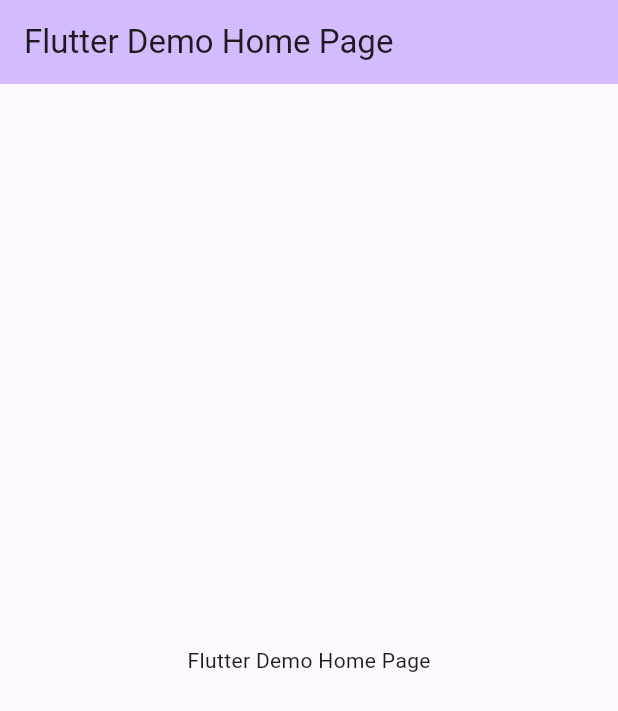
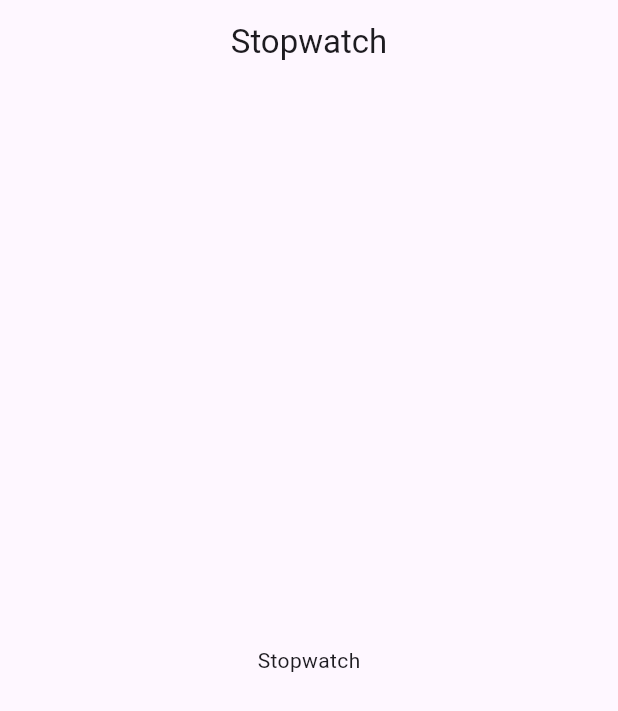
Before and after one commit to BulcsuFarmasi/stopwatch, a Flutter app: the screen it shows after launch, on a phone screen of 412 x 824 dp. Shown: the top 711 px of the screen. Run offline on Flutter 3.47's test engine with Material 3 defaults, Android fonts, the phone set to English and light mode, and no system bars.

Commit message:
feat: set up skeleton

```diff
--- /dev/null
+++ b/lib/app/app.dart
@@ -0,0 +1,14 @@
+import 'package:flutter/material.dart';
+import 'package:stopwatch/features/stopwatch/view/stopwatch_screen.dart';
+
+class StopwatchApp extends StatelessWidget {
+  const StopwatchApp({super.key});
+  @override
+  Widget build(BuildContext context) {
+    return MaterialApp(
+      title: 'Flutter Demo',
+      theme: ThemeData(colorScheme: .fromSeed(seedColor: Colors.deepPurple)),
+      home: StopwatchScreen( ),
+    );
+  }
+}
--- /dev/null
+++ b/lib/features/stopwatch/view/stopwatch_screen.dart
@@ -0,0 +1,13 @@
+import 'package:flutter/material.dart';
+
+class StopwatchScreen extends StatelessWidget {
+  const new({super.key});
+
+  @override
+  Widget build(BuildContext context) {
+    return Scaffold(
+      appBar: AppBar(title: const Text("Stopwatch"), centerTitle: true),
+      body: const Center(child: Center(child: Text("Stopwatch"))),
+    );
+  }
+}
--- a/lib/main.dart
+++ b/lib/main.dart
@@ -1,34 +1,6 @@
 import 'package:flutter/material.dart';
+import 'package:stopwatch/app/app.dart';
 
 void main() {
-  runApp(const MyApp());
+  runApp(const StopwatchApp());
 }
-
-class MyApp extends StatelessWidget {
-  const MyApp({super.key});
-  @override
-  Widget build(BuildContext context) {
-    return MaterialApp(
-      title: 'Flutter Demo',
-      theme: ThemeData(colorScheme: .fromSeed(seedColor: Colors.deepPurple)),
-      home: MyHomePage(title: 'Flutter Demo Home Page'),
-    );
-  }
-}
-
-class MyHomePage extends StatelessWidget {
-  const MyHomePage({super.key, required this.title});
-
-  final String title;
-
-  @override
-  Widget build(BuildContext context) {
-    return Scaffold(
-      appBar: AppBar(
-        backgroundColor: Theme.of(context).colorScheme.inversePrimary,
-        title: Text(title),
-      ),
-      body: Center(child: Text(title)),
-    );
-  }
-}
```
Also changed, not shown: lib/features/stopwatch/logic/stopwatch_notifier.dart (added), lib/features/stopwatch/logic/stopwatch_state.dart (added), lib/features/stopwatch/service/stopwatch_service.dart (added).
